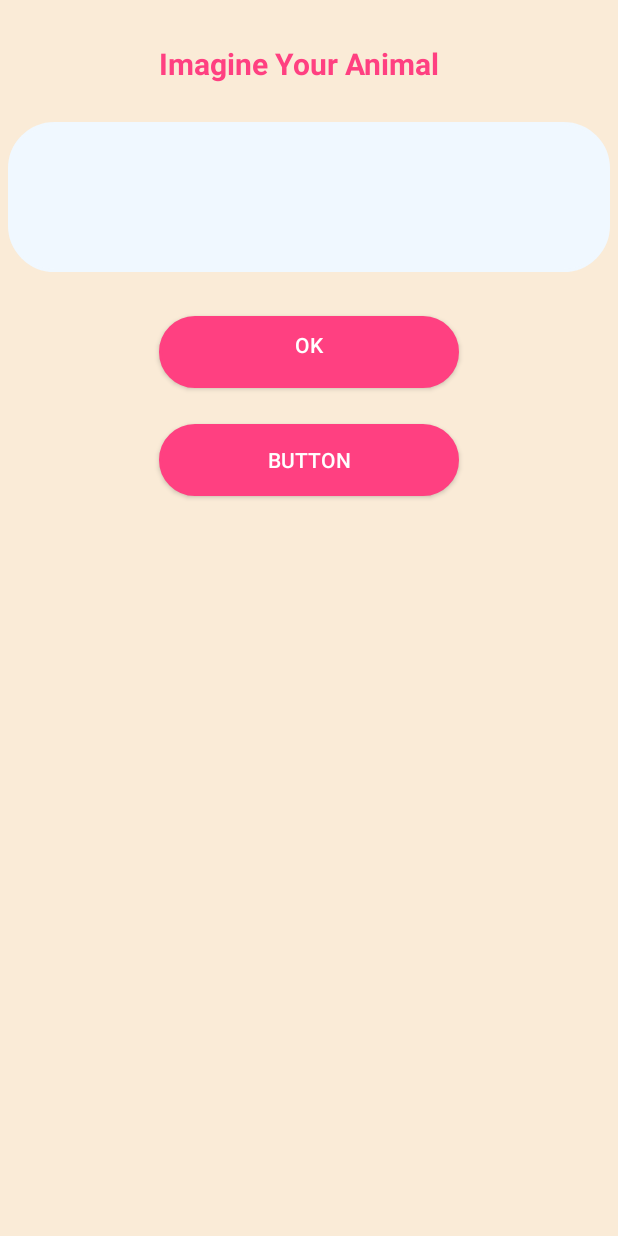
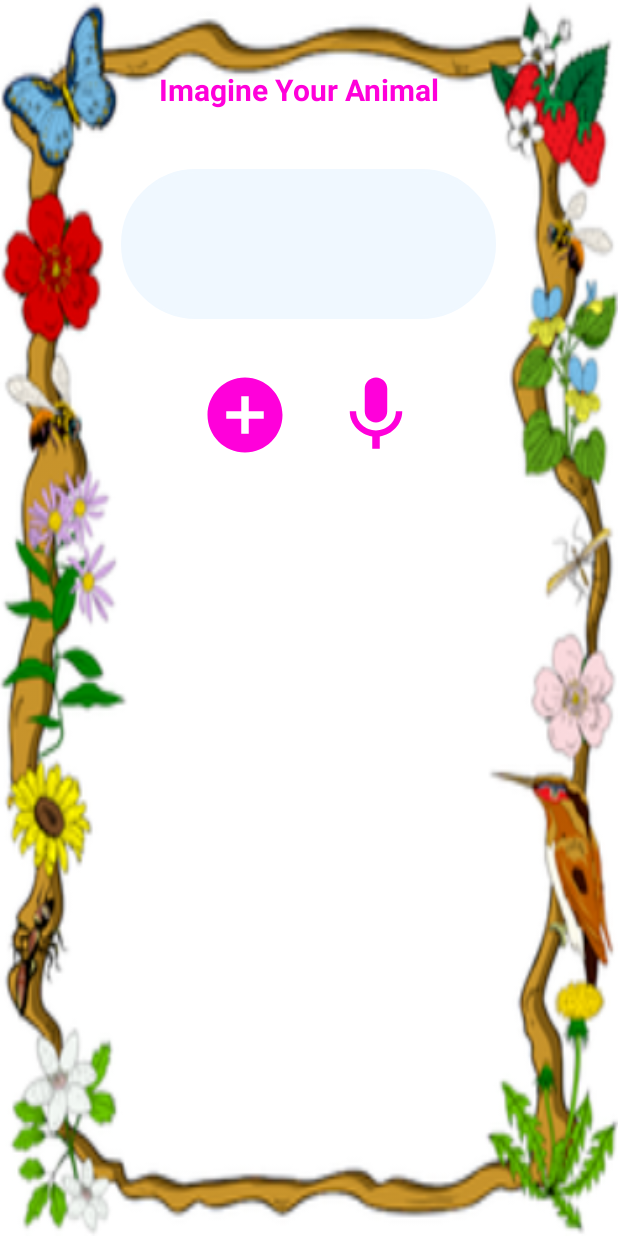
Before and after one commit to AliaaOthman95/Graduation-Project, an Android app: the layout dialog.xml on its own in the app's theme, with its tools: preview values and no code run, on a phone screen of 412 x 824 dp. Run offline under Robolectric (Android 15) with nearby library versions, the phone set to English and light mode, and no system bars.

Commit message:
scene_creator_speech_to_text

```diff
--- a/app/src/main/AndroidManifest.xml
+++ b/app/src/main/AndroidManifest.xml
@@ -29,9 +29,6 @@
         <activity
             android:name=".view.SceneEngine"
             android:label="@string/title_Scene_Engine" />
-        <activity android:name=".controller.EntityCreator"
-
-            android:theme="@style/AppTheme.CustomTheme"></activity>
     </application>
 
 </manifest>
--- a/app/src/main/res/drawable/button_rounded_border.xml
+++ b/app/src/main/res/drawable/button_rounded_border.xml
@@ -3,7 +3,7 @@
         <item>
             <shape android:shape="rectangle">
                 <solid android:color="#EBEDEF"/>
-                <corners android:radius="30dp" />
+                <corners android:radius="50dp" />
                 <stroke
                     android:width="2dp"
                     android:color="#3bbdfa"
--- /dev/null
+++ b/app/src/main/res/drawable/ic_add_circle_black_24dp.xml
@@ -0,0 +1,9 @@
+<vector xmlns:android="http://schemas.android.com/apk/res/android"
+        android:width="24dp"
+        android:height="24dp"
+        android:viewportWidth="24.0"
+        android:viewportHeight="24.0">
+    <path
+        android:fillColor="#FF00DA"
+        android:pathData="M12,2C6.48,2 2,6.48 2,12s4.48,10 10,10 10,-4.48 10,-10S17.52,2 12,2zM17,13h-4v4h-2v-4L7,13v-2h4L11,7h2v4h4v2z"/>
+</vector>
--- /dev/null
+++ b/app/src/main/res/drawable/ic_mic_black_24dp.xml
@@ -0,0 +1,9 @@
+<vector xmlns:android="http://schemas.android.com/apk/res/android"
+        android:width="24dp"
+        android:height="24dp"
+        android:viewportWidth="24.0"
+        android:viewportHeight="24.0">
+    <path
+        android:fillColor="#FF00DA"
+        android:pathData="M12,14c1.66,0 2.99,-1.34 2.99,-3L15,5c0,-1.66 -1.34,-3 -3,-3S9,3.34 9,5v6c0,1.66 1.34,3 3,3zM17.3,11c0,3 -2.54,5.1 -5.3,5.1S6.7,14 6.7,11L5,11c0,3.41 2.72,6.23 6,6.72L11,21h2v-3.28c3.28,-0.48 6,-3.3 6,-6.72h-1.7z"/>
+</vector>
--- a/app/src/main/res/layout/activity_scene_creator.xml
+++ b/app/src/main/res/layout/activity_scene_creator.xml
@@ -26,6 +26,7 @@
         android:layout_height="match_parent"
         android:layout_alignParentStart="true"
         android:background="@drawable/garden">
+
 
 
     </RelativeLayout>
@@ -84,4 +85,5 @@
 
 
 
+
 </RelativeLayout>
--- a/app/src/main/res/layout/dialog.xml
+++ b/app/src/main/res/layout/dialog.xml
@@ -4,18 +4,17 @@
     xmlns:tools="http://schemas.android.com/tools"
     android:layout_width="match_parent"
     android:layout_height="match_parent"
-    android:background="#FAEBD7"
-    android:padding="5dp"
-    tools:context="eg.alexu.eng.mobdev.gradprojdemo.controller.EntityCreator">
+    android:background="@drawable/background"
+    tools:context="eg.alexu.eng.mobdev.gradprojdemo.controller.SceneCreator">
 
 
     <EditText
         android:id="@+id/text"
-        android:layout_width="match_parent"
+        android:layout_width="250dp"
         android:layout_height="100dp"
-        android:layout_alignParentStart="true"
         android:layout_below="@+id/textView2"
-        android:layout_marginTop="25dp"
+        android:layout_centerHorizontal="true"
+        android:layout_marginTop="39dp"
         android:background="@drawable/button_rounded_border"
         android:backgroundTint="#F0F8FF"
         android:inputType="textCapSentences|textAutoCorrect" />
@@ -26,35 +25,34 @@
         android:layout_height="wrap_content"
         android:layout_alignParentTop="true"
         android:layout_centerHorizontal="true"
-        android:layout_marginTop="23dp"
+        android:layout_marginTop="46dp"
         android:text="Imagine Your Animal"
-        android:textColor="@color/colorAccent"
+        android:textColor="#FF00DA"
         android:textSize="20dp"
         android:textStyle="bold" />
 
     <Button
         android:id="@+id/ok"
-        android:layout_width="200dp"
-        android:layout_height="wrap_content"
-        android:layout_alignStart="@+id/textView2"
+        android:layout_width="60dp"
+        android:layout_height="60dp"
         android:layout_below="@+id/text"
-        android:layout_marginTop="29dp"
-        android:background="@drawable/button_rounded_border"
-        android:backgroundTint="@color/colorAccent"
-        android:textColor="#ffff"
-        android:text="OK"
-        android:paddingBottom="10dp"/>
+        android:layout_marginEnd="27dp"
+        android:layout_marginTop="34dp"
+        android:layout_marginBottom="20dp"
+        android:layout_toStartOf="@+id/speech"
+        android:background="@drawable/ic_add_circle_black_24dp"
+        android:backgroundTint="#FF00DA"
+        android:textColor="#ffff" />
 
-    <Button
+    <ImageButton
         android:id="@+id/speech"
-        android:layout_width="200dp"
-        android:layout_height="wrap_content"
-        android:layout_below="@+id/ok"
-        android:layout_centerHorizontal="true"
-        android:layout_marginTop="24dp"
-        android:background="@drawable/button_rounded_border"
-        android:backgroundTint="@color/colorAccent"
-        android:textColor="#ffff"
-        android:text="Button" />
+        android:layout_width="60dp"
+        android:layout_height="60dp"
+        android:layout_alignEnd="@+id/textView2"
+        android:layout_alignTop="@+id/ok"
+        android:layout_marginEnd="25dp"
+        android:layout_marginBottom="20dp"
+        android:background="@drawable/ic_mic_black_24dp"
+        android:textColor="#ffff" />
 
 </RelativeLayout>
```
Also changed, not shown: app/src/main/java/eg/alexu/eng/mobdev/gradprojdemo/controller/EntityCreator.java (deleted, +0 -62 lines), app/src/main/java/eg/alexu/eng/mobdev/gradprojdemo/controller/SceneCreator.java (+27 -19 lines), app/src/main/res/layout/activity_entity_creator.xml (deleted, +0 -46 lines), app/src/main/res/drawable/background.png (added).
